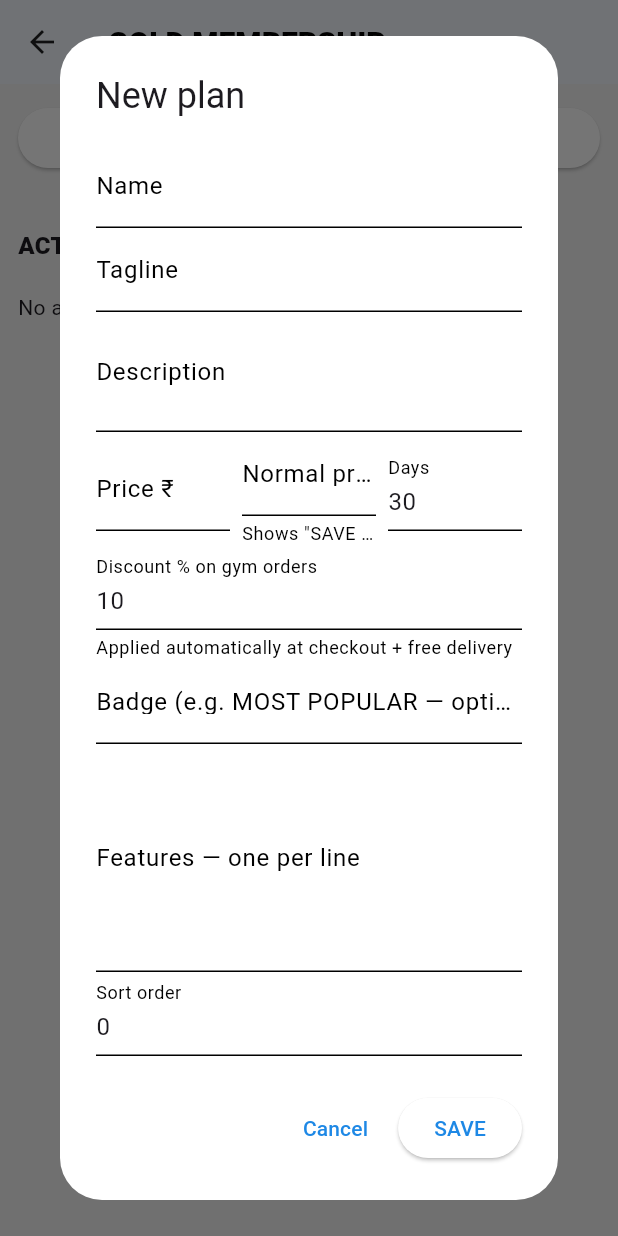
After one commit to mithunvas86-ui/admin, a Flutter app: the GymMembershipSettingsPage screen opened by its route, after a tap on "NEW PLAN", on a phone screen of 412 x 824 dp. The commit adds this screen. Run offline on Flutter 3.47's test engine with Material 3 defaults, Android fonts, the phone set to English and light mode, and no system bars; our stand-ins replace fl_chart, flutter_dotenv, go_router, google_fonts, image_picker, shared_preferences and 1 more; missing offline and left inert: dart:html; accounts and stored records are empty; Roboto replaces fonts that are missing (Chivo).

Commit message:
Add Gold membership plans admin UI + menu item price comparison
- Admin can now set a "normal price" per menu item, shown as a
  struck-through anchor + SAVE% pill in the customer app (mirrors the
  existing subscription_plans.compare_at_price pattern).
- New Gold membership settings page/provider for the gym model: manage
  plans (price, discount %, duration, features) and see active members.

```diff
--- a/lib/main.dart
+++ b/lib/main.dart
@@ -10,6 +10,7 @@ import 'providers/admin_order_provider.dart';
 import 'providers/admin_orders_provider.dart';
 import 'providers/customer_info_provider.dart';
 import 'providers/subscription_admin_provider.dart';
+import 'providers/gym_membership_admin_provider.dart';
 import 'theme/app_theme.dart';
 import 'router.dart';
 
@@ -46,6 +47,7 @@ class MPROTIDiningAdminApp extends StatelessWidget {
         ChangeNotifierProvider(create: (_) => AdminOrdersProvider()),
         ChangeNotifierProvider(create: (_) => CustomerInfoProvider()),
         ChangeNotifierProvider(create: (_) => SubscriptionAdminProvider()),
+        ChangeNotifierProvider(create: (_) => GymMembershipAdminProvider()),
       ],
       child: MaterialApp.router(
         title: 'Proti Bowls Admin',
--- a/lib/models/menu_item.dart
+++ b/lib/models/menu_item.dart
@@ -3,6 +3,11 @@ class MenuItem {
   final String name;
   final String description;
   final double price;
+  // The "normal" price for the same item bought without a discount — set by
+  // the admin. When higher than [price], the app shows a strikethrough
+  // anchor and an auto-computed "SAVE X%" pill (mirrors
+  // SubscriptionPlan.compareAtPrice).
+  final double compareAtPrice;
   final String category;
   final List<String> tags;
   final int kcal;
@@ -28,6 +33,7 @@ class MenuItem {
     required this.name,
     required this.description,
     required this.price,
+    this.compareAtPrice = 0,
     required this.category,
     required this.tags,
     required this.kcal,
@@ -51,12 +57,18 @@ class MenuItem {
       !available ||
       (dailyLimit != null && dailyLimit! > 0 && ordersToday >= dailyLimit!);
 
+  /// Whole-number % saved vs [compareAtPrice]; 0 when no anchor is set.
+  int get discountPercent => compareAtPrice > price && compareAtPrice > 0
+      ? (((compareAtPrice - price) / compareAtPrice) * 100).round()
+      : 0;
+
   factory MenuItem.fromJson(Map<String, dynamic> json) {
     return MenuItem(
       id: json['id'] as String,
       name: json['name'] as String,
       description: (json['description'] as String?) ?? '',
       price: (json['price'] as num).toDouble(),
+      compareAtPrice: (json['compare_at_price'] as num?)?.toDouble() ?? 0,
       category: json['category'] as String,
       tags: List<String>.from((json['tags'] as List<dynamic>?) ?? []),
       kcal: (json['kcal'] as int?) ?? 0,
@@ -84,6 +96,7 @@ class MenuItem {
         'name': name,
         'description': description,
         'price': price,
+        'compare_at_price': compareAtPrice,
         'category': category,
         'tags': tags,
         'kcal': kcal,
--- a/lib/pages/dashboard_page.dart
+++ b/lib/pages/dashboard_page.dart
@@ -220,6 +220,12 @@ class _DashboardPageState extends State<DashboardPage> {
               label: 'KITCHEN DISPLAY',
               icon: Icons.display_settings,
               onTap: () => context.go('/kds'),
+            ),
+            const SizedBox(height: 12),
+            _MenuButton(
+              label: 'GOLD MEMBERSHIP',
+              icon: Icons.workspace_premium,
+              onTap: () => context.go('/gym-membership-settings'),
             ),
             const SizedBox(height: 12),
             _MenuButton(
--- /dev/null
+++ b/lib/pages/gym_membership_settings_page.dart
@@ -0,0 +1,238 @@
+import 'package:flutter/material.dart';
+import 'package:google_fonts/google_fonts.dart';
+import 'package:go_router/go_router.dart';
+import 'package:provider/provider.dart';
+import '../providers/gym_membership_admin_provider.dart';
+
+/// Gold membership plans — gym-model-only, mirrors the PLANS tab of
+/// SubscriptionSettingsPage (Elite) but scoped to gym_membership_plans and
+/// with the extra discount_percent field Gold needs and Elite doesn't.
+class GymMembershipSettingsPage extends StatefulWidget {
+  const GymMembershipSettingsPage({super.key});
+
+  @override
+  State<GymMembershipSettingsPage> createState() =>
+      _GymMembershipSettingsPageState();
+}
+
+class _GymMembershipSettingsPageState
+    extends State<GymMembershipSettingsPage> {
+  @override
+  void initState() {
+    super.initState();
+    context.read<GymMembershipAdminProvider>().fetchAll();
+  }
+
+  void _toast(String msg, {bool ok = true}) {
+    ScaffoldMessenger.of(context).showSnackBar(SnackBar(
+      content: Text(msg),
+      backgroundColor: ok ? Colors.green[700] : Colors.red[700],
+    ));
+  }
+
+  @override
+  Widget build(BuildContext context) {
+    final p = context.watch<GymMembershipAdminProvider>();
+    return Scaffold(
+      backgroundColor: Colors.grey[100],
+      appBar: AppBar(
+        title: Text('GOLD MEMBERSHIP',
+            style:
+                GoogleFonts.chivo(fontSize: 20, fontWeight: FontWeight.w800)),
+        backgroundColor: Colors.white,
+        elevation: 1,
+        leading: IconButton(
+          icon: const Icon(Icons.arrow_back, color: Colors.black87),
+          onPressed: () => context.go('/'),
+        ),
+      ),
+      body: p.isLoading
+          ? const Center(child: CircularProgressIndicator())
+          : ListView(
+              padding: const EdgeInsets.all(12),
+              children: [
+                ElevatedButton.icon(
+                  onPressed: () => _planDialog(),
+                  icon: const Icon(Icons.add),
+                  label: const Text('NEW PLAN'),
+                ),
+                const SizedBox(height: 12),
+                ...p.plans.map((plan) => Card(
+                      margin: const EdgeInsets.only(bottom: 10),
+                      child: ListTile(
+                        title: Text(
+                            '${plan['name']} — ₹${plan['price']} / ${plan['duration_days']} days',
+                            style:
+                                GoogleFonts.chivo(fontWeight: FontWeight.w800)),
+                        subtitle: Text(
+                            '${plan['discount_percent']}% off gym orders'
+                            '${(plan['badge'] ?? '').toString().isNotEmpty ? ' · badge: ${plan['badge']}' : ''}'
+                            '${plan['active'] == false ? ' · HIDDEN' : ''}',
+                            style: GoogleFonts.inter(fontSize: 13)),
+                        trailing: Row(
+                          mainAxisSize: MainAxisSize.min,
+                          children: [
+                            Switch(
+                              value: plan['active'] != false,
+                              onChanged: (v) async {
+                                final err = await p.savePlan(
+                                    {'id': plan['id'], 'active': v});
+                                if (err != null) _toast(err, ok: false);
+                              },
+                            ),
+                            IconButton(
+                              icon: const Icon(Icons.edit),
+                              onPressed: () => _planDialog(plan: plan),
+                            ),
+                          ],
+                        ),
+                      ),
+                    )),
+                const SizedBox(height: 24),
+                Text('ACTIVE MEMBERS',
+                    style: GoogleFonts.chivo(
+                        fontWeight: FontWeight.w800, fontSize: 16)),
+                const SizedBox(height: 8),
+                if (p.memberships.isEmpty)
+                  const Padding(
+                    padding: EdgeInsets.symmetric(vertical: 12),
+                    child: Text('No active Gold members yet.'),
+                  ),
+                ...p.memberships.map((m) => Card(
+                      margin: const EdgeInsets.only(bottom: 8),
+                      child: ListTile(
+                        title: Text(m['customer_name'] as String? ?? '',
+                            style: GoogleFonts.inter(fontWeight: FontWeight.w700)),
+                        subtitle: Text(
+                            '${(m['gym_membership_plans'] as Map?)?['name'] ?? ''} · '
+                            'valid till ${m['end_date']} · ${m['member_code'] ?? ''}',
+                            style: GoogleFonts.inter(fontSize: 13)),
+                      ),
+                    )),
+              ],
+            ),
+    );
+  }
+
+  Future<void> _planDialog({Map<String, dynamic>? plan}) async {
+    final name = TextEditingController(text: plan?['name'] as String? ?? '');
+    final tagline =
+        TextEditingController(text: plan?['tagline'] as String? ?? '');
+    final desc =
+        TextEditingController(text: plan?['description'] as String? ?? '');
+    final price =
+        TextEditingController(text: plan?['price']?.toString() ?? '');
+    final comparePrice = TextEditingController(
+        text: (plan?['compare_at_price'] ?? '').toString() == '0'
+            ? ''
+            : (plan?['compare_at_price'] ?? '').toString());
+    final days = TextEditingController(
+        text: plan?['duration_days']?.toString() ?? '30');
+    final discount = TextEditingController(
+        text: plan?['discount_percent']?.toString() ?? '10');
+    final badge =
+        TextEditingController(text: plan?['badge'] as String? ?? '');
+    final features = TextEditingController(
+        text: ((plan?['features'] as List?) ?? []).join('\n'));
+    final sort =
+        TextEditingController(text: plan?['sort_order']?.toString() ?? '0');
+
+    final ok = await showDialog<bool>(
+      context: context,
+      builder: (ctx) => AlertDialog(
+        title: Text(plan == null ? 'New plan' : 'Edit plan'),
+        content: SizedBox(
+          width: 440,
+          child: SingleChildScrollView(
+            child: Column(
+              mainAxisSize: MainAxisSize.min,
+              children: [
+                TextField(
+                    controller: name,
+                    decoration: const InputDecoration(labelText: 'Name')),
+                TextField(
+                    controller: tagline,
+                    decoration: const InputDecoration(labelText: 'Tagline')),
+                TextField(
+                    controller: desc,
+                    maxLines: 2,
+                    decoration:
+                        const InputDecoration(labelText: 'Description')),
+                Row(children: [
+                  Expanded(
+                      child: TextField(
+                          controller: price,
+                          keyboardType: TextInputType.number,
+                          decoration:
+                              const InputDecoration(labelText: 'Price ₹'))),
+                  const SizedBox(width: 8),
+                  Expanded(
+                      child: TextField(
+                          controller: comparePrice,
+                          keyboardType: TextInputType.number,
+                          decoration: const InputDecoration(
+                              labelText: 'Normal price ₹',
+                              helperText: 'Shows "SAVE X%"'))),
+                  const SizedBox(width: 8),
+                  Expanded(
+                      child: TextField(
+                          controller: days,
+                          keyboardType: TextInputType.number,
+                          decoration:
+                              const InputDecoration(labelText: 'Days'))),
+                ]),
+                TextField(
+                    controller: discount,
+                    keyboardType: TextInputType.number,
+                    decoration: const InputDecoration(
+                        labelText: 'Discount % on gym orders',
+                        helperText: 'Applied automatically at checkout + free delivery')),
+                TextField(
+                    controller: badge,
+                    decoration: const InputDecoration(
+                        labelText: 'Badge (e.g. MOST POPULAR — optional)')),
+                TextField(
+                    controller: features,
+                    maxLines: 5,
+                    decoration: const InputDecoration(
+                        labelText: 'Features — one per line')),
+                TextField(
+                    controller: sort,
+                    keyboardType: TextInputType.number,
+                    decoration:
+                        const InputDecoration(labelText: 'Sort order')),
+              ],
+            ),
+          ),
+        ),
+        actions: [
+          TextButton(
+              onPressed: () => Navigator.pop(ctx, false),
+              child: const Text('Cancel')),
+          ElevatedButton(
+              onPressed: () => Navigator.pop(ctx, true),
+              child: const Text('SAVE')),
+        ],
+      ),
+    );
+    if (ok != true || !mounted) return;
+    final err = await context.read<GymMembershipAdminProvider>().savePlan({
+      if (plan != null) 'id': plan['id'],
+      'name': name.text.trim(),
+      'tagline': tagline.text.trim(),
+      'description': desc.text.trim(),
+      'price': double.tryParse(price.text) ?? 0,
+      'compare_at_price': double.tryParse(comparePrice.text) ?? 0,
+      'duration_days': int.tryParse(days.text) ?? 30,
+      'discount_percent': double.tryParse(discount.text) ?? 0,
+      'badge': badge.text.trim(),
+      'features': features.text
+          .split('\n')
+          .map((s) => s.trim())
+          .where((s) => s.isNotEmpty)
+          .toList(),
+      'sort_order': int.tryParse(sort.text) ?? 0,
+    });
+    _toast(err ?? 'Plan saved ✅', ok: err == null);
+  }
+}
--- a/lib/providers/admin_menu_provider.dart
+++ b/lib/providers/admin_menu_provider.dart
@@ -72,6 +72,7 @@ class AdminMenuProvider extends ChangeNotifier {
   Future<void> addItem({
     required String name,
     required double price,
+    double compareAtPrice = 0,
     required String category,
     String? description,
     String? badge,
@@ -98,6 +99,7 @@ class AdminMenuProvider extends ChangeNotifier {
     await SupabaseService.client.from(SupabaseService.tableMenuItems).insert({
       'name': name,
       'price': price,
+      'compare_at_price': compareAtPrice,
       'category': category,
       'description': description ?? '',
       'image_url': imageUrl,
@@ -121,6 +123,7 @@ class AdminMenuProvider extends ChangeNotifier {
     required String itemId,
     required String name,
     required double price,
+    double? compareAtPrice,
     String? description,
     String? category,
     String? badge,
@@ -139,6 +142,7 @@ class AdminMenuProvider extends ChangeNotifier {
     final updateData = <String, dynamic>{
       'name': name,
       'price': price,
+      if (compareAtPrice != null) 'compare_at_price': compareAtPrice,
       if (description != null) 'description': description,
       if (category != null) 'category': category,
       'badge': (badge != null && badge.isNotEmpty) ? badge : null,
--- /dev/null
+++ b/lib/providers/gym_membership_admin_provider.dart
@@ -0,0 +1,51 @@
+import 'package:flutter/material.dart';
+import '../services/supabase_service.dart';
+
+/// Gold membership management for the gym-model admin side — deliberately
+/// separate from SubscriptionAdminProvider (Elite) to keep the two models'
+/// admin state independent, same as their tables/RLS/roles already are.
+class GymMembershipAdminProvider extends ChangeNotifier {
+  final _client = SupabaseService.client;
+
+  List<Map<String, dynamic>> plans = [];
+  List<Map<String, dynamic>> memberships = [];
+  bool isLoading = false;
+
+  Future<void> fetchAll() async {
+    isLoading = true;
+    notifyListeners();
+    try {
+      final results = await Future.wait([
+        _client.from('gym_membership_plans').select().order('sort_order'),
+        _client
+            .from('gym_memberships')
+            .select('*, gym_membership_plans(name)')
+            .eq('status', 'active')
+            .order('created_at', ascending: false),
+      ]);
+      plans = (results[0] as List).cast<Map<String, dynamic>>();
+      memberships = (results[1] as List).cast<Map<String, dynamic>>();
+    } catch (_) {
+      // shown as empty state
+    }
+    isLoading = false;
+    notifyListeners();
+  }
+
+  Future<String?> savePlan(Map<String, dynamic> plan) async {
+    try {
+      final data = Map<String, dynamic>.from(plan);
+      final id = data.remove('id');
+      data['updated_at'] = DateTime.now().toIso8601String();
+      if (id == null) {
+        await _client.from('gym_membership_plans').insert(data);
+      } else {
+        await _client.from('gym_membership_plans').update(data).eq('id', id);
+      }
+      await fetchAll();
+      return null;
+    } catch (e) {
+      return 'Could not save plan: $e';
+    }
+  }
+}
--- a/lib/router.dart
+++ b/lib/router.dart
@@ -17,6 +17,7 @@ import 'pages/subscription_chef_page.dart';
 import 'pages/subscription_delivery_page.dart';
 import 'pages/subscription_meals_page.dart';
 import 'pages/subscription_settings_page.dart';
+import 'pages/gym_membership_settings_page.dart';
 
 Future<String?> _authGuard(BuildContext context, GoRouterState state) async {
   final loc = state.matchedLocation;
@@ -130,6 +131,10 @@ final router = GoRouter(
       builder: (context, state) => const ServiceHoursPage(),
     ),
     GoRoute(
+      path: '/gym-membership-settings',
+      builder: (context, state) => const GymMembershipSettingsPage(),
+    ),
+    GoRoute(
       path: '/subs',
       builder: (context, state) => const SubscriptionDashboardPage(),
     ),
```
Also changed, not shown: lib/pages/menu_page.dart (+20 -1 lines), assets/fonts/MaterialIcons-Regular.otf, 2 other files.
